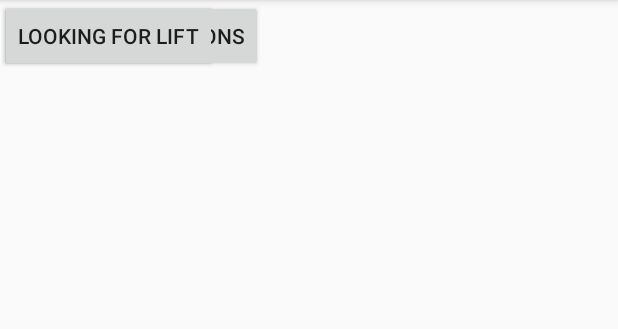
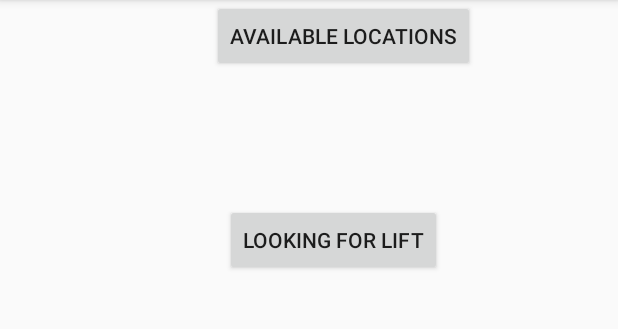
Before and after one commit to harpal779/CarPooling, an Android app: the Interface screen opened directly, with no data from a screen before it, on a phone screen of 412 x 824 dp, the part 84-413 px from its top. Run offline under Robolectric (Android 15) with nearby library versions, the phone set to English and light mode, and no system bars.

Commit message:
bugs fixes

```diff
--- a/app/src/main/res/layout/activity_interface.xml
+++ b/app/src/main/res/layout/activity_interface.xml
@@ -10,17 +10,28 @@
         android:id="@+id/button4"
         android:layout_width="wrap_content"
         android:layout_height="wrap_content"
+        android:layout_marginStart="141dp"
+        android:layout_marginLeft="141dp"
+        android:layout_marginEnd="95dp"
+        android:layout_marginRight="95dp"
         android:text="Available Locations"
+        app:layout_constraintEnd_toEndOf="parent"
+        app:layout_constraintStart_toStartOf="parent"
         tools:ignore="MissingConstraints"
-        tools:layout_editor_absoluteX="141dp"
         tools:layout_editor_absoluteY="307dp" />
 
     <Button
         android:id="@+id/button5"
         android:layout_width="wrap_content"
         android:layout_height="wrap_content"
+        android:layout_marginStart="150dp"
+        android:layout_marginLeft="150dp"
+        android:layout_marginTop="88dp"
+        android:layout_marginEnd="118dp"
+        android:layout_marginRight="118dp"
         android:text="Looking for lift"
-        tools:ignore="MissingConstraints"
-        tools:layout_editor_absoluteX="150dp"
-        tools:layout_editor_absoluteY="443dp" />
+        app:layout_constraintEnd_toEndOf="parent"
+        app:layout_constraintStart_toStartOf="parent"
+        app:layout_constraintTop_toBottomOf="@+id/button4"
+        tools:ignore="MissingConstraints" />
 </androidx.constraintlayout.widget.ConstraintLayout>
```
Also changed, not shown: app/src/main/res/anim/bottom_animatino.xml (added, +11 -0 lines), app/src/main/res/anim/top_animation.xml (added, +13 -0 lines).
